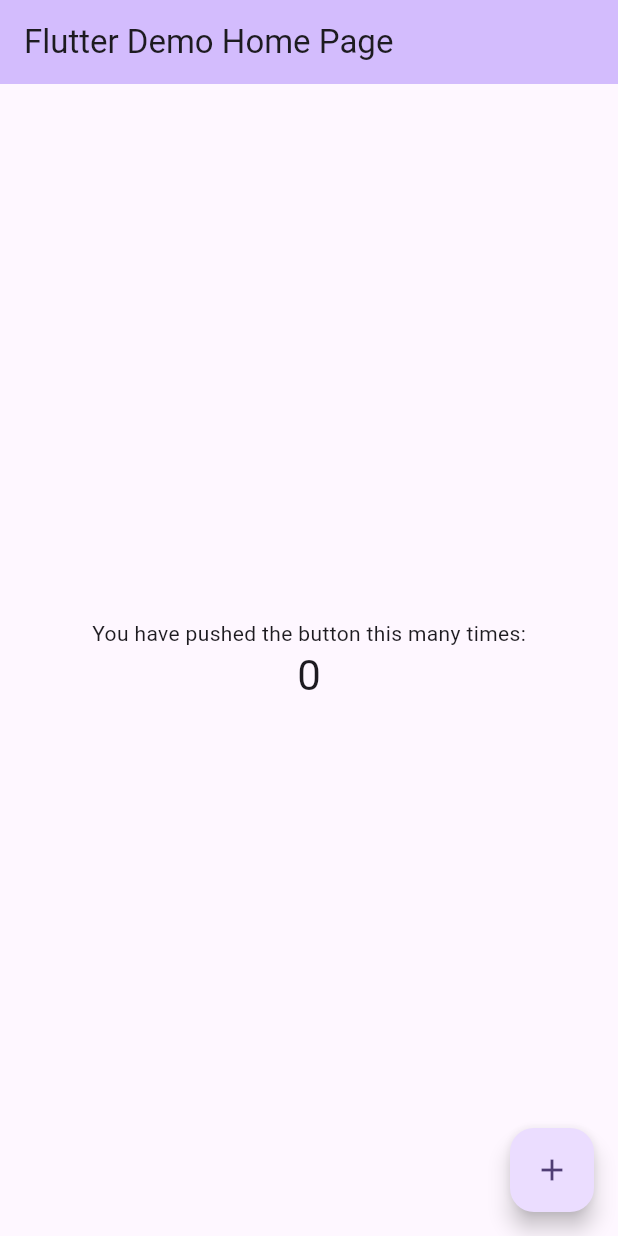
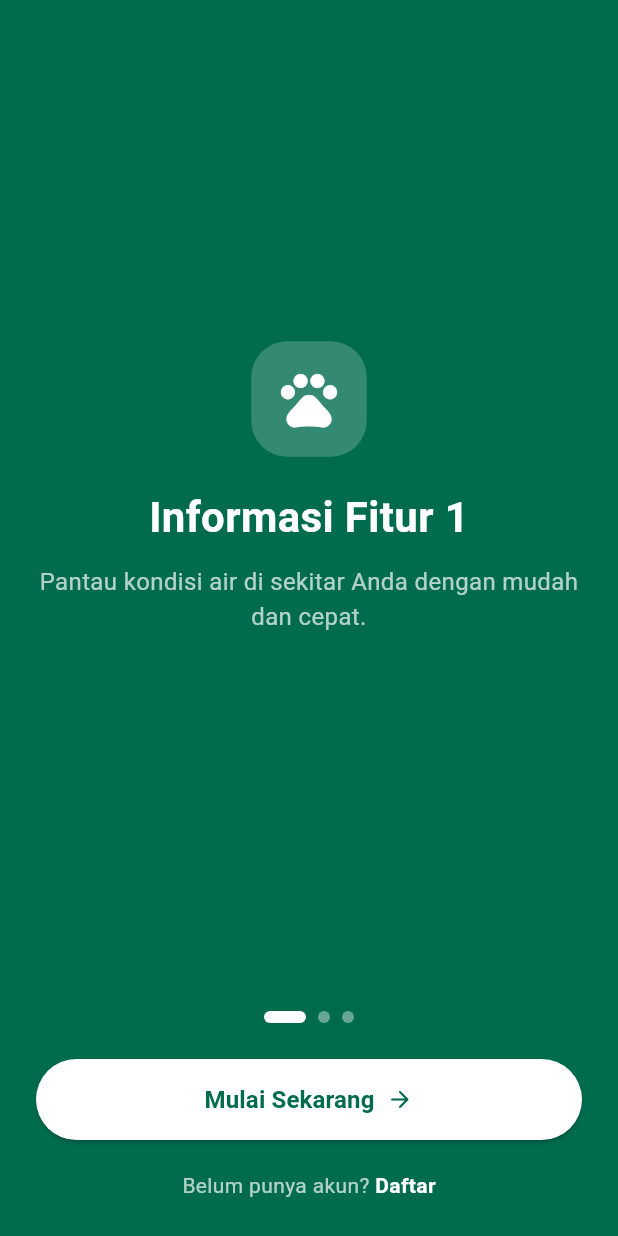
Before and after one commit to kenneth2010leo/sapu_sapu_tracker_app, a Flutter app: the screen it shows after launch, on a phone screen of 412 x 824 dp. Run offline on Flutter 3.47's test engine with Material 3 defaults, Android fonts, the phone set to English and light mode, and no system bars.

Commit message:
Added login page 1.0 (Not connected to anywhere)

```diff
--- a/sapu_sapu_tracker_app/lib/main.dart
+++ b/sapu_sapu_tracker_app/lib/main.dart
@@ -1,4 +1,5 @@
 import 'package:flutter/material.dart';
+import 'package:sapu_sapu_tracker_app/screen/login_page.dart';
 
 void main() {
   runApp(const MyApp());
@@ -7,116 +8,15 @@ void main() {
 class MyApp extends StatelessWidget {
   const MyApp({super.key});
 
-  // This widget is the root of your application.
   @override
   Widget build(BuildContext context) {
     return MaterialApp(
       title: 'Flutter Demo',
       theme: ThemeData(
-        // This is the theme of your application.
-        //
-        // TRY THIS: Try running your application with "flutter run". You'll see
-        // the application has a purple toolbar. Then, without quitting the app,
-        // try changing the seedColor in the colorScheme below to Colors.green
-        // and then invoke "hot reload" (save your changes or press the "hot
-        // reload" button in a Flutter-supported IDE, or press "r" if you used
-        // the command line to start the app).
-        //
-        // Notice that the counter didn't reset back to zero; the application
-        // state is not lost during the reload. To reset the state, use hot
-        // restart instead.
-        //
-        // This works for code too, not just values: Most code changes can be
-        // tested with just a hot reload.
+
         colorScheme: .fromSeed(seedColor: Colors.deepPurple),
       ),
-      home: const MyHomePage(title: 'Flutter Demo Home Page'),
+      home: const LoginPage(),
     );
   }
 }
-
-class MyHomePage extends StatefulWidget {
-  const MyHomePage({super.key, required this.title});
-
-  // This widget is the home page of your application. It is stateful, meaning
-  // that it has a State object (defined below) that contains fields that affect
-  // how it looks.
-
-  // This class is the configuration for the state. It holds the values (in this
-  // case the title) provided by the parent (in this case the App widget) and
-  // used by the build method of the State. Fields in a Widget subclass are
-  // always marked "final".
-
-  final String title;
-
-  @override
-  State<MyHomePage> createState() => _MyHomePageState();
-}
-
-class _MyHomePageState extends State<MyHomePage> {
-  int _counter = 0;
-
-  void _incrementCounter() {
-    setState(() {
-      // This call to setState tells the Flutter framework that something has
-      // changed in this State, which causes it to rerun the build method below
-      // so that the display can reflect the updated values. If we changed
-      // _counter without calling setState(), then the build method would not be
-      // called again, and so nothing would appear to happen.
-      _counter++;
-    });
-  }
-
-  @override
-  Widget build(BuildContext context) {
-    // This method is rerun every time setState is called, for instance as done
-    // by the _incrementCounter method above.
-    //
-    // The Flutter framework has been optimized to make rerunning build methods
-    // fast, so that you can just rebuild anything that needs updating rather
-    // than having to individually change instances of widgets.
-    return Scaffold(
-      appBar: AppBar(
-        // TRY THIS: Try changing the color here to a specific color (to
-        // Colors.amber, perhaps?) and trigger a hot reload to see the AppBar
-        // change color while the other colors stay the same.
-        backgroundColor: Theme.of(context).colorScheme.inversePrimary,
-        // Here we take the value from the MyHomePage object that was created by
-        // the App.build method, and use it to set our appbar title.
-        title: Text(widget.title),
-      ),
-      body: Center(
-        // Center is a layout widget. It takes a single child and positions it
-        // in the middle of the parent.
-        child: Column(
-          // Column is also a layout widget. It takes a list of children and
-          // arranges them vertically. By default, it sizes itself to fit its
-          // children horizontally, and tries to be as tall as its parent.
-          //
-          // Column has various properties to control how it sizes itself and
-          // how it positions its children. Here we use mainAxisAlignment to
-          // center the children vertically; the main axis here is the vertical
-          // axis because Columns are vertical (the cross axis would be
-          // horizontal).
-          //
-          // TRY THIS: Invoke "debug painting" (choose the "Toggle Debug Paint"
-          // action in the IDE, or press "p" in the console), to see the
-          // wireframe for each widget.
-          mainAxisAlignment: .center,
-          children: [
-            const Text('You have pushed the button this many times:'),
-            Text(
-              '$_counter',
-              style: Theme.of(context).textTheme.headlineMedium,
-            ),
-          ],
-        ),
-      ),
-      floatingActionButton: FloatingActionButton(
-        onPressed: _incrementCounter,
-        tooltip: 'Increment',
-        child: const Icon(Icons.add),
-      ),
-    );
-  }
-}
--- /dev/null
+++ b/sapu_sapu_tracker_app/lib/screen/login_page.dart
@@ -0,0 +1,329 @@
+import 'package:flutter/material.dart';
+
+class LoginPage extends StatefulWidget {
+  const LoginPage({super.key});
+
+  @override
+  State<LoginPage> createState() => _LoginPageState();
+}
+
+class _LoginPageState extends State<LoginPage> {
+  final PageController pageController = PageController(initialPage: 0);
+  int currentPage = 0;
+  final int maxPage = 3;
+  bool lihatPassword = true;
+
+  @override
+  void dispose() {
+    pageController.dispose();
+    super.dispose();
+  }
+
+  @override
+  Widget build(BuildContext context) {
+    final bgColor = const Color(0xFF006B4D);
+
+    return Scaffold(
+      backgroundColor: bgColor,
+      body: SafeArea(
+        child: Column(
+          children: [
+            //bagian Atas: 3 slider
+            Expanded(
+              child: PageView(
+                controller: pageController,
+                onPageChanged: (int page) {
+                  setState(() {
+                    currentPage = page;
+                  });
+                },
+                children: [
+                  buildDummy(
+                    "Informasi Fitur 1",
+                    "Pantau kondisi air di sekitar Anda dengan mudah dan cepat.",
+                  ), // Halaman 2
+                  buildDummy(
+                    "Informasi Fitur 2",
+                    "Laporkan temuan spesies invasif langsung dari genggaman.",
+                  ), // Halaman 3
+                  buildLogin(),
+                ],
+              ),
+            ),
+
+            //indikator ganti bagian
+            Padding(
+              padding: const EdgeInsets.symmetric(vertical: 24.0),
+              child: Row(
+                mainAxisAlignment: MainAxisAlignment.center,
+                children: List.generate(
+                  maxPage,
+                  (index) => buildIndicator(index),
+                ),
+              ),
+            ),
+
+            // tombol next dan mulai
+            Padding(
+              padding: const EdgeInsets.symmetric(horizontal: 24.0),
+              child: Column(
+                crossAxisAlignment: CrossAxisAlignment.stretch,
+                children: [
+                  // tombol masuk
+                  SizedBox(
+                    height: 54,
+                    child: ElevatedButton(
+                      onPressed: () {
+                        if (currentPage == 2) {
+                          print("Login...");
+                        } else {
+                          nextPage();
+                        }
+                      },
+                      style: ElevatedButton.styleFrom(
+                        backgroundColor: Colors.white,
+                        foregroundColor: bgColor,
+                        shape: RoundedRectangleBorder(
+                          borderRadius: BorderRadius.circular(30),
+                        ),
+                      ),
+                      //kata di tombol
+                      child: Row(
+                        mainAxisAlignment: MainAxisAlignment.center,
+                        children: [
+                          Text(
+                            currentPage == 2
+                                ? 'Masuk Ke Akun'
+                                : 'Mulai Sekarang',
+                            style: const TextStyle(
+                              fontSize: 16,
+                              fontWeight: FontWeight.w600,
+                            ),
+                          ),
+                          const SizedBox(width: 8),
+                          const Icon(Icons.arrow_forward_rounded, size: 18),
+                        ],
+                      ),
+                    ),
+                  ),
+                  const SizedBox(height: 20),
+
+                  //text dibawah tombol
+                  Row(
+                    mainAxisAlignment: MainAxisAlignment.center,
+                    children: [
+                      Text(
+                        'Belum punya akun? ',
+                        style: TextStyle(
+                          color: Colors.white.withValues(alpha: 0.7),
+                        ),
+                      ),
+                      GestureDetector(
+                        //(masih kosong) -> link daftar akun
+                        onTap: () {},
+                        //textnya
+                        child: const Text(
+                          'Daftar',
+                          style: TextStyle(
+                            color: Colors.white,
+                            fontWeight: FontWeight.w600,
+                          ),
+                        ),
+                      ),
+                    ],
+                  ),
+                  const SizedBox(height: 24),
+                ],
+              ),
+            ),
+          ],
+        ),
+      ),
+    );
+  }
+
+  //animasi next page
+  Widget buildIndicator(int index) {
+    bool isActive = currentPage == index;
+    return AnimatedContainer(
+      duration: const Duration(milliseconds: 300),
+      margin: const EdgeInsets.symmetric(horizontal: 4.0),
+      height: 8.0,
+      //kalo aktif melebar jadi garis
+      width: isActive ? 28.0 : 8.0,
+      decoration: BoxDecoration(
+        color: isActive ? Colors.white : Colors.white.withValues(alpha: 0.4),
+        borderRadius: BorderRadius.circular(4.0),
+      ),
+    );
+  }
+
+  //form login
+  Widget buildLogin() {
+    final bgIconColor = const Color(0xFF338971);
+    return Center(
+      child: SingleChildScrollView(
+        padding: const EdgeInsets.symmetric(horizontal: 24.0),
+        child: Column(
+          mainAxisAlignment: MainAxisAlignment.center,
+          children: [
+            //logo
+            Container(
+              padding: const EdgeInsets.all(16),
+              decoration: BoxDecoration(
+                color: bgIconColor,
+                borderRadius: BorderRadius.circular(24),
+              ),
+              child: const Icon(Icons.pets, size: 45, color: Colors.white),
+            ),
+            const SizedBox(height: 20),
+            //judul
+            const Text(
+              'Sapu-Sapu Tracker',
+              style: TextStyle(
+                color: Colors.white,
+                fontSize: 28,
+                fontWeight: FontWeight.bold,
+              ),
+            ),
+            const SizedBox(height: 8),
+            //text dibawah judul
+            const Text(
+              'Masuk ke akun Anda untuk\nmelanjutkan.',
+              textAlign: TextAlign.center,
+              style: TextStyle(color: Colors.white70, fontSize: 14),
+            ),
+            const SizedBox(height: 32),
+
+            //email
+            TextFormField(
+              style: const TextStyle(color: Colors.white),
+              decoration: InputDecoration(
+                hintText: 'Email',
+                hintStyle: TextStyle(
+                  color: Colors.white.withValues(alpha: 0.5),
+                ),
+                //icon dikiri
+                prefixIcon: Icon(
+                  Icons.person_outline,
+                  color: Colors.white.withValues(alpha: 0.5),
+                ),
+                enabledBorder: OutlineInputBorder(
+                  borderRadius: BorderRadius.circular(30),
+                  borderSide: BorderSide(color: bgIconColor),
+                ),
+                //saat dipilih bordernya ganti
+                focusedBorder: OutlineInputBorder(
+                  borderRadius: BorderRadius.circular(30),
+                  borderSide: const BorderSide(color: Colors.white),
+                ),
+              ),
+            ),
+            const SizedBox(height: 16),
+
+            //password
+            TextFormField(
+              obscureText: true,
+              style: const TextStyle(color: Colors.white),
+              decoration: InputDecoration(
+                hintText: 'Kata Sandi',
+                hintStyle: TextStyle(
+                  color: Colors.white.withValues(alpha: 0.5),
+                ),
+                //icon dikiri
+                prefixIcon: Icon(
+                  Icons.lock_outline,
+                  color: Colors.white.withValues(alpha: 0.5),
+                ),
+                //icon dikanan
+                suffixIcon: GestureDetector(
+                  //ganti icon
+                  onTap: () {
+                    setState(() {
+                      lihatPassword = !lihatPassword;
+                    });
+                  },
+                  child: Icon(
+                    lihatPassword
+                        ? Icons.visibility_off_outlined
+                        : Icons.visibility_outlined,
+                    color: Colors.white.withValues(alpha: 0.6),
+                  ),
+                ),
+                enabledBorder: OutlineInputBorder(
+                  borderRadius: BorderRadius.circular(30),
+                  borderSide: BorderSide(color: bgIconColor),
+                ),
+                //saat ditekan bordernya ganti warna
+                focusedBorder: OutlineInputBorder(
+                  borderRadius: BorderRadius.circular(30),
+                  borderSide: const BorderSide(color: Colors.white),
+                ),
+              ),
+            ),
+
+            //lupa Sandi
+            Align(
+              alignment: Alignment.centerRight,
+              child: TextButton(
+                //(masih kosong)
+                onPressed: () {},
+                child: Text(
+                  'Lupa Kata Sandi?',
+                  style: TextStyle(color: Colors.white.withValues(alpha: 0.8)),
+                ),
+              ),
+            ),
+          ],
+        ),
+      ),
+    );
+  }
+
+  //dummy sementara untuk page1 dan 2
+  Widget buildDummy(String title, String subtitle) {
+    final secondaryColor = const Color(0xFF338971);
+    return Center(
+      child: Padding(
+        padding: const EdgeInsets.all(24.0),
+        child: Column(
+          mainAxisAlignment: MainAxisAlignment.center,
+          children: [
+            Container(
+              padding: const EdgeInsets.all(16),
+              decoration: BoxDecoration(
+                color: secondaryColor,
+                borderRadius: BorderRadius.circular(24),
+              ),
+              child: const Icon(Icons.pets, size: 45, color: Colors.white),
+            ),
+            const SizedBox(height: 20),
+            Text(
+              title,
+              style: const TextStyle(
+                color: Colors.white,
+                fontSize: 28,
+                fontWeight: FontWeight.bold,
+              ),
+            ),
+            const SizedBox(height: 12),
+            Text(
+              subtitle,
+              textAlign: TextAlign.center,
+              style: const TextStyle(color: Colors.white70, fontSize: 16),
+            ),
+          ],
+        ),
+      ),
+    );
+  }
+  //untuk pindah bagian
+  void nextPage() {
+    if (currentPage < maxPage - 1) {
+      pageController.nextPage(
+        duration: const Duration(milliseconds: 300),
+        curve: Curves.easeInOut,
+      );
+    }
+  }
+}
```
